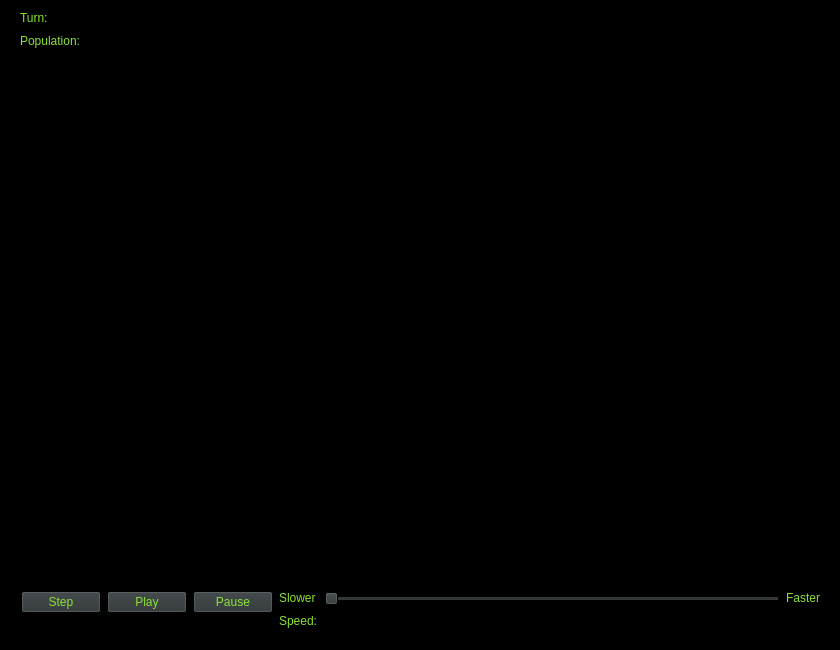
Qt form lifewindow.ui (Griffenck1/Life) before a commit.
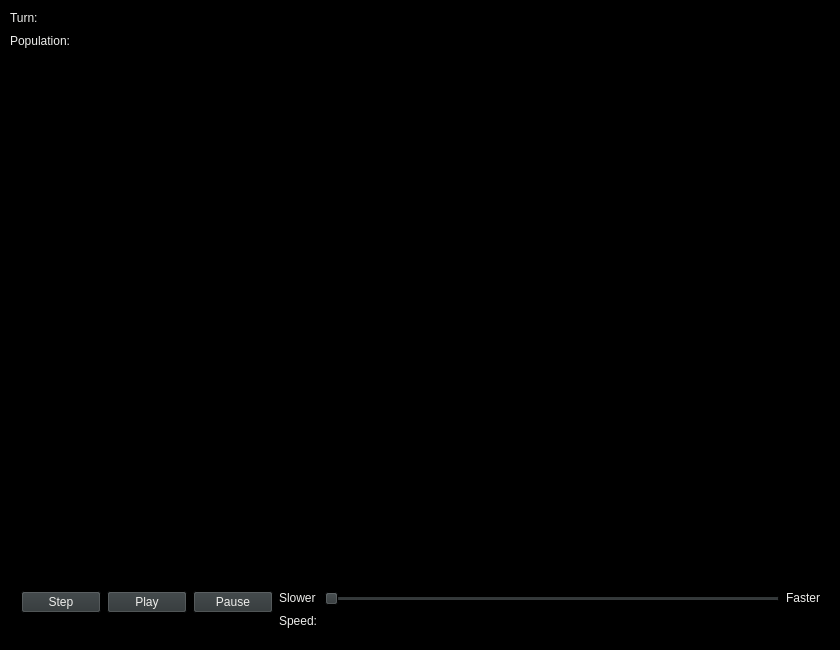
The same form after that commit.

Diff of the .ui file:
```diff
--- a/lifewindow.ui
+++ b/lifewindow.ui
@@ -435,9 +435,9 @@
       <colorrole role="WindowText">
        <brush brushstyle="SolidPattern">
         <color alpha="255">
-         <red>138</red>
-         <green>226</green>
-         <blue>52</blue>
+         <red>238</red>
+         <green>238</green>
+         <blue>236</blue>
         </color>
        </brush>
       </colorrole>
@@ -489,9 +489,9 @@
       <colorrole role="Text">
        <brush brushstyle="SolidPattern">
         <color alpha="255">
-         <red>138</red>
-         <green>226</green>
-         <blue>52</blue>
+         <red>238</red>
+         <green>238</green>
+         <blue>236</blue>
         </color>
        </brush>
       </colorrole>
@@ -507,9 +507,9 @@
       <colorrole role="ButtonText">
        <brush brushstyle="SolidPattern">
         <color alpha="255">
-         <red>138</red>
-         <green>226</green>
-         <blue>52</blue>
+         <red>238</red>
+         <green>238</green>
+         <blue>236</blue>
         </color>
        </brush>
       </colorrole>
@@ -543,9 +543,9 @@
       <colorrole role="Highlight">
        <brush brushstyle="SolidPattern">
         <color alpha="255">
-         <red>138</red>
-         <green>226</green>
-         <blue>52</blue>
+         <red>238</red>
+         <green>238</green>
+         <blue>236</blue>
         </color>
        </brush>
       </colorrole>
@@ -581,9 +581,9 @@
       <colorrole role="WindowText">
        <brush brushstyle="SolidPattern">
         <color alpha="255">
-         <red>138</red>
-         <green>226</green>
-         <blue>52</blue>
+         <red>238</red>
+         <green>238</green>
+         <blue>236</blue>
         </color>
        </brush>
       </colorrole>
@@ -635,9 +635,9 @@
       <colorrole role="Text">
        <brush brushstyle="SolidPattern">
         <color alpha="255">
-         <red>138</red>
-         <green>226</green>
-         <blue>52</blue>
+         <red>238</red>
+         <green>238</green>
+         <blue>236</blue>
         </color>
        </brush>
       </colorrole>
@@ -653,9 +653,9 @@
       <colorrole role="ButtonText">
        <brush brushstyle="SolidPattern">
         <color alpha="255">
-         <red>138</red>
-         <green>226</green>
-         <blue>52</blue>
+         <red>238</red>
+         <green>238</green>
+         <blue>236</blue>
         </color>
        </brush>
       </colorrole>
@@ -689,9 +689,9 @@
       <colorrole role="Highlight">
        <brush brushstyle="SolidPattern">
         <color alpha="255">
-         <red>138</red>
-         <green>226</green>
-         <blue>52</blue>
+         <red>238</red>
+         <green>238</green>
+         <blue>236</blue>
         </color>
        </brush>
       </colorrole>
@@ -877,7 +877,7 @@
    <widget class="QLabel" name="turnLabel">
     <property name="geometry">
      <rect>
-      <x>20</x>
+      <x>10</x>
       <y>10</y>
       <width>41</width>
       <height>16</height>
@@ -889,9 +889,9 @@
        <colorrole role="WindowText">
         <brush brushstyle="SolidPattern">
          <color alpha="255">
-          <red>138</red>
-          <green>226</green>
-          <blue>52</blue>
+          <red>238</red>
+          <green>238</green>
+          <blue>236</blue>
          </color>
         </brush>
        </colorrole>
@@ -900,9 +900,9 @@
        <colorrole role="WindowText">
         <brush brushstyle="SolidPattern">
          <color alpha="255">
-          <red>138</red>
-          <green>226</green>
-          <blue>52</blue>
+          <red>238</red>
+          <green>238</green>
+          <blue>236</blue>
          </color>
         </brush>
        </colorrole>
@@ -927,7 +927,7 @@
    <widget class="QLabel" name="populationLabel">
     <property name="geometry">
      <rect>
-      <x>20</x>
+      <x>10</x>
       <y>30</y>
       <width>81</width>
       <height>21</height>
@@ -939,9 +939,9 @@
        <colorrole role="WindowText">
         <brush brushstyle="SolidPattern">
          <color alpha="255">
-          <red>138</red>
-          <green>226</green>
-          <blue>52</blue>
+          <red>238</red>
+          <green>238</green>
+          <blue>236</blue>
          </color>
         </brush>
        </colorrole>
@@ -950,9 +950,9 @@
        <colorrole role="WindowText">
         <brush brushstyle="SolidPattern">
          <color alpha="255">
-          <red>138</red>
-          <green>226</green>
-          <blue>52</blue>
+          <red>238</red>
+          <green>238</green>
+          <blue>236</blue>
          </color>
         </brush>
        </colorrole>
@@ -983,12 +983,58 @@
       <height>61</height>
      </rect>
     </property>
+    <property name="palette">
+     <palette>
+      <active>
+       <colorrole role="WindowText">
+        <brush brushstyle="SolidPattern">
+         <color alpha="255">
+          <red>238</red>
+          <green>238</green>
+          <blue>236</blue>
+         </color>
+        </brush>
+       </colorrole>
+      </active>
+      <inactive>
+       <colorrole role="WindowText">
+        <brush brushstyle="SolidPattern">
+         <color alpha="255">
+          <red>238</red>
+          <green>238</green>
+          <blue>236</blue>
+         </color>
+        </brush>
+       </colorrole>
+      </inactive>
+      <disabled>
+       <colorrole role="WindowText">
+        <brush brushstyle="SolidPattern">
+         <color alpha="255">
+          <red>0</red>
+          <green>0</green>
+          <blue>0</blue>
+         </color>
+        </brush>
+       </colorrole>
+      </disabled>
+     </palette>
+    </property>
     <layout class="QHBoxLayout" name="horizontalLayout">
      <item alignment="Qt::AlignTop">
       <widget class="QPushButton" name="pushButton">
        <property name="palette">
         <palette>
          <active>
+          <colorrole role="WindowText">
+           <brush brushstyle="SolidPattern">
+            <color alpha="255">
+             <red>238</red>
+             <green>238</green>
+             <blue>236</blue>
+            </color>
+           </brush>
+          </colorrole>
           <colorrole role="Button">
            <brush brushstyle="SolidPattern">
             <color alpha="255">
@@ -1001,14 +1047,23 @@
           <colorrole role="ButtonText">
            <brush brushstyle="SolidPattern">
             <color alpha="255">
-             <red>138</red>
-             <green>226</green>
-             <blue>52</blue>
+             <red>238</red>
+             <green>238</green>
+             <blue>236</blue>
             </color>
            </brush>
           </colorrole>
          </active>
          <inactive>
+          <colorrole role="WindowText">
+           <brush brushstyle="SolidPattern">
+            <color alpha="255">
+             <red>238</red>
+             <green>238</green>
+             <blue>236</blue>
+            </color>
+           </brush>
+          </colorrole>
           <colorrole role="Button">
            <brush brushstyle="SolidPattern">
             <color alpha="255">
@@ -1021,14 +1076,23 @@
           <colorrole role="ButtonText">
            <brush brushstyle="SolidPattern">
             <color alpha="255">
-             <red>138</red>
-             <green>226</green>
-             <blue>52</blue>
+             <red>238</red>
+             <green>238</green>
+             <blue>236</blue>
             </color>
            </brush>
           </colorrole>
          </inactive>
          <disabled>
+          <colorrole role="WindowText">
+           <brush brushstyle="SolidPattern">
+            <color alpha="255">
+             <red>0</red>
+             <green>0</green>
+             <blue>0</blue>
+            </color>
+           </brush>
+          </colorrole>
           <colorrole role="Button">
            <brush brushstyle="SolidPattern">
             <color alpha="255">
@@ -1060,6 +1124,15 @@
        <property name="palette">
         <palette>
          <active>
+          <colorrole role="WindowText">
+           <brush brushstyle="SolidPattern">
+            <color alpha="255">
+             <red>238</red>
+             <green>238</green>
+             <blue>236</blue>
+            </color>
+           </brush>
+          </colorrole>
           <colorrole role="Button">
            <brush brushstyle="SolidPattern">
             <color alpha="255">
@@ -1072,14 +1145,23 @@
           <colorrole role="ButtonText">
            <brush brushstyle="SolidPattern">
             <color alpha="255">
-             <red>138</red>
-             <green>226</green>
-             <blue>52</blue>
+             <red>238</red>
+             <green>238</green>
+             <blue>236</blue>
             </color>
            </brush>
           </colorrole>
          </active>
          <inactive>
+          <colorrole role="WindowText">
+           <brush brushstyle="SolidPattern">
+            <color alpha="255">
+             <red>238</red>
+             <green>238</green>
+             <blue>236</blue>
+            </color>
+           </brush>
+          </colorrole>
           <colorrole role="Button">
            <brush brushstyle="SolidPattern">
             <color alpha="255">
@@ -1092,14 +1174,23 @@
           <colorrole role="ButtonText">
            <brush brushstyle="SolidPattern">
             <color alpha="255">
-             <red>138</red>
-             <green>226</green>
-             <blue>52</blue>
+             <red>238</red>
+             <green>238</green>
+             <blue>236</blue>
             </color>
            </brush>
           </colorrole>
          </inactive>
          <disabled>
+          <colorrole role="WindowText">
+           <brush brushstyle="SolidPattern">
+            <color alpha="255">
+             <red>0</red>
+             <green>0</green>
+             <blue>0</blue>
+            </color>
+           </brush>
+          </colorrole>
           <colorrole role="Button">
            <brush brushstyle="SolidPattern">
             <color alpha="255">
@@ -1131,6 +1222,15 @@
        <property name="palette">
         <palette>
          <active>
+          <colorrole role="WindowText">
+           <brush brushstyle="SolidPattern">
+            <color alpha="255">
+             <red>238</red>
+             <green>238</green>
+             <blue>236</blue>
+            </color>
+           </brush>
+          </colorrole>
           <colorrole role="Button">
            <brush brushstyle="SolidPattern">
             <color alpha="255">
@@ -1143,14 +1243,23 @@
           <colorrole role="ButtonText">
            <brush brushstyle="SolidPattern">
             <color alpha="255">
-             <red>138</red>
-             <green>226</green>
-             <blue>52</blue>
+             <red>238</red>
+             <green>238</green>
+             <blue>236</blue>
             </color>
            </brush>
           </colorrole>
          </active>
          <inactive>
+          <colorrole role="WindowText">
+           <brush brushstyle="SolidPattern">
+            <color alpha="255">
+             <red>238</red>
+             <green>238</green>
+             <blue>236</blue>
+            </color>
+           </brush>
+          </colorrole>
           <colorrole role="Button">
            <brush brushstyle="SolidPattern">
             <color alpha="255">
@@ -1163,14 +1272,23 @@
           <colorrole role="ButtonText">
            <brush brushstyle="SolidPattern">
             <color alpha="255">
-             <red>138</red>
-             <green>226</green>
-             <blue>52</blue>
+             <red>238</red>
+             <green>238</green>
+             <blue>236</blue>
             </color>
            </brush>
           </colorrole>
          </inactive>
          <disabled>
+          <colorrole role="WindowText">
+           <brush brushstyle="SolidPattern">
+            <color alpha="255">
+             <red>0</red>
+             <green>0</green>
+             <blue>0</blue>
+            </color>
+           </brush>
+          </colorrole>
           <colorrole role="Button">
            <brush brushstyle="SolidPattern">
             <color alpha="255">
@@ -1203,6 +1321,43 @@
         <layout class="QVBoxLayout" name="verticalLayout_3">
          <item alignment="Qt::AlignTop">
           <widget class="QLabel" name="slowerLabel">
+           <property name="palette">
+            <palette>
+             <active>
+              <colorrole role="WindowText">
+               <brush brushstyle="SolidPattern">
+                <color alpha="255">
+                 <red>238</red>
+                 <green>238</green>
+                 <blue>236</blue>
+                </color>
+               </brush>
+              </colorrole>
+             </active>
+             <inactive>
+              <colorrole role="WindowText">
+               <brush brushstyle="SolidPattern">
+                <color alpha="255">
+                 <red>238</red>
+                 <green>238</green>
+                 <blue>236</blue>
+                </color>
+               </brush>
+              </colorrole>
+             </inactive>
+             <disabled>
+              <colorrole role="WindowText">
+               <brush brushstyle="SolidPattern">
+                <color alpha="255">
+                 <red>0</red>
+                 <green>0</green>
+                 <blue>0</blue>
+                </color>
+               </brush>
+              </colorrole>
+             </disabled>
+            </palette>
+           </property>
            <property name="text">
             <string>Slower</string>
            </property>
@@ -1210,6 +1365,43 @@
          </item>
          <item alignment="Qt::AlignHCenter|Qt::AlignTop">
           <widget class="QLabel" name="speedLabel">
+           <property name="palette">
+            <palette>
+             <active>
+              <colorrole role="WindowText">
+               <brush brushstyle="SolidPattern">
+                <color alpha="255">
+                 <red>238</red>
+                 <green>238</green>
+                 <blue>236</blue>
+                </color>
+               </brush>
+              </colorrole>
+             </active>
+             <inactive>
+              <colorrole role="WindowText">
+               <brush brushstyle="SolidPattern">
+                <color alpha="255">
+                 <red>238</red>
+                 <green>238</green>
+                 <blue>236</blue>
+                </color>
+               </brush>
+              </colorrole>
+             </inactive>
+             <disabled>
+              <colorrole role="WindowText">
+               <brush brushstyle="SolidPattern">
+                <color alpha="255">
+                 <red>0</red>
+                 <green>0</green>
+                 <blue>0</blue>
+                </color>
+               </brush>
+              </colorrole>
+             </disabled>
+            </palette>
+           </property>
            <property name="text">
             <string>Speed:</string>
            </property>
@@ -1228,6 +1420,43 @@
      </item>
      <item alignment="Qt::AlignTop">
       <widget class="QLabel" name="label_3">
+       <property name="palette">
+        <palette>
+         <active>
+          <colorrole role="WindowText">
+           <brush brushstyle="SolidPattern">
+            <color alpha="255">
+             <red>238</red>
+             <green>238</green>
+             <blue>236</blue>
+            </color>
+           </brush>
+          </colorrole>
+         </active>
+         <inactive>
+          <colorrole role="WindowText">
+           <brush brushstyle="SolidPattern">
+            <color alpha="255">
+             <red>238</red>
+             <green>238</green>
+             <blue>236</blue>
+            </color>
+           </brush>
+          </colorrole>
+         </inactive>
+         <disabled>
+          <colorrole role="WindowText">
+           <brush brushstyle="SolidPattern">
+            <color alpha="255">
+             <red>0</red>
+             <green>0</green>
+             <blue>0</blue>
+            </color>
+           </brush>
+          </colorrole>
+         </disabled>
+        </palette>
+       </property>
        <property name="text">
         <string>Faster</string>
        </property>
@@ -1241,12 +1470,49 @@
    <widget class="QGraphicsView" name="cellsGraphicsView">
     <property name="geometry">
      <rect>
-      <x>20</x>
+      <x>10</x>
       <y>60</y>
       <width>810</width>
       <height>410</height>
      </rect>
     </property>
+    <property name="palette">
+     <palette>
+      <active>
+       <colorrole role="WindowText">
+        <brush brushstyle="SolidPattern">
+         <color alpha="255">
+          <red>238</red>
+          <green>238</green>
+          <blue>236</blue>
+         </color>
+        </brush>
+       </colorrole>
+      </active>
+      <inactive>
+       <colorrole role="WindowText">
+        <brush brushstyle="SolidPattern">
+         <color alpha="255">
+          <red>238</red>
+          <green>238</green>
+          <blue>236</blue>
+         </color>
+        </brush>
+       </colorrole>
+      </inactive>
+      <disabled>
+       <colorrole role="WindowText">
+        <brush brushstyle="SolidPattern">
+         <color alpha="255">
+          <red>0</red>
+          <green>0</green>
+          <blue>0</blue>
+         </color>
+        </brush>
+       </colorrole>
+      </disabled>
+     </palette>
+    </property>
     <property name="frameShape">
      <enum>QFrame::NoFrame</enum>
     </property>
@@ -1260,12 +1526,49 @@
    <widget class="QGraphicsView" name="graphGraphicsView">
     <property name="geometry">
      <rect>
-      <x>20</x>
+      <x>10</x>
       <y>470</y>
       <width>810</width>
       <height>110</height>
      </rect>
     </property>
+    <property name="palette">
+     <palette>
+      <active>
+       <colorrole role="WindowText">
+        <brush brushstyle="SolidPattern">
+         <color alpha="255">
+          <red>238</red>
+          <green>238</green>
+          <blue>236</blue>
+         </color>
+        </brush>
+       </colorrole>
+      </active>
+      <inactive>
+       <colorrole role="WindowText">
+        <brush brushstyle="SolidPattern">
+         <color alpha="255">
+          <red>238</red>
+          <green>238</green>
+          <blue>236</blue>
+         </color>
+        </brush>
+       </colorrole>
+      </inactive>
+      <disabled>
+       <colorrole role="WindowText">
+        <brush brushstyle="SolidPattern">
+         <color alpha="255">
+          <red>0</red>
+          <green>0</green>
+          <blue>0</blue>
+         </color>
+        </brush>
+       </colorrole>
+      </disabled>
+     </palette>
+    </property>
     <property name="frameShape">
      <enum>QFrame::NoFrame</enum>
     </property>
```
Left out of the diff: 37 changed lines with no effect on the pictures.
